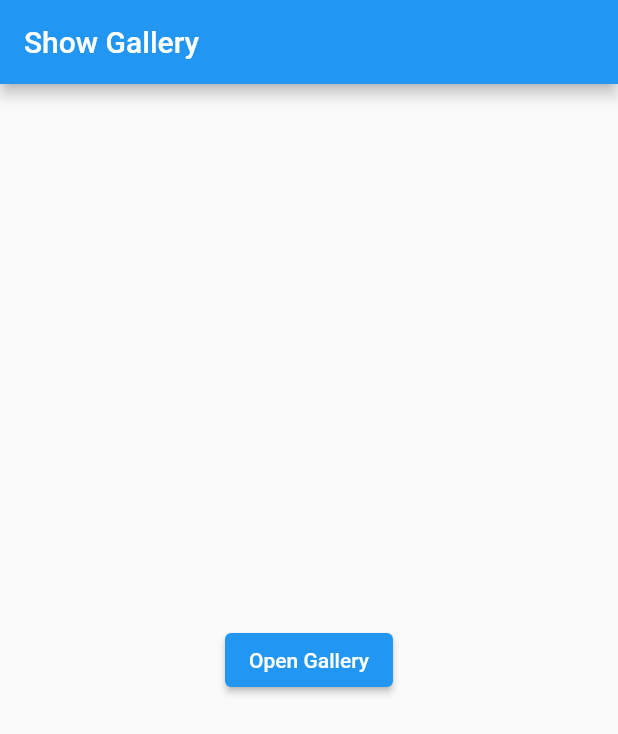
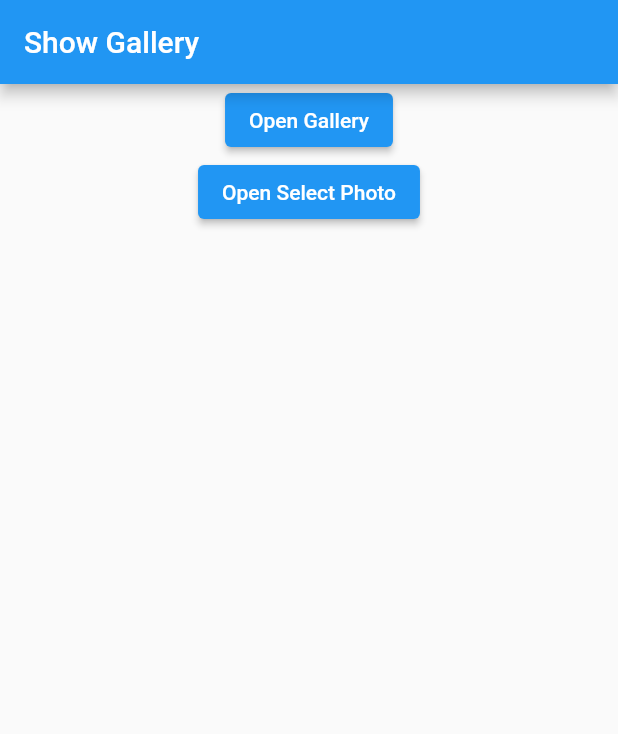
Before and after one commit to maxpham97/demo-gallery-app, a Flutter app: the screen it shows after launch, on a phone screen of 412 x 824 dp. Shown: the top 734 px of the screen. Run offline on Flutter 3.47's test engine with Material 2 defaults, Android fonts, the phone set to English and light mode, and no system bars; missing offline and left inert: photo_manager.

Commit message:
add show pick photo

```diff
--- a/lib/main.dart
+++ b/lib/main.dart
@@ -1,5 +1,6 @@
 import 'package:flutter/material.dart';
 import 'package:gallery_app/screens/show_photo_page.dart';
+import 'package:gallery_app/screens/show_select_photo.dart';
 import 'package:photo_manager/photo_manager.dart';
 
 void main() {
@@ -17,6 +18,7 @@ class MyApp extends StatelessWidget {
       home: MyHome(),
       routes: {
         '/showGallery': (context) => const ShowGallery(),
+        '/showSelectPhoto': (context) => const SelectPhotoPage(),
       },
     );
   }
@@ -30,12 +32,23 @@ class MyHome extends StatelessWidget {
         title: const Text("Show Gallery"),
       ),
       body: Center(
-        child: ElevatedButton(
-          onPressed: () async {
-            PhotoManager.getAssetPathList();
-            Navigator.pushNamed(context, '/showGallery');
-          },
-          child: const Text("Open Gallery"),
+        child: Column(
+          children: [
+            ElevatedButton(
+              onPressed: () async {
+                PhotoManager.getAssetPathList();
+                Navigator.pushNamed(context, '/showGallery');
+              },
+              child: const Text("Open Gallery"),
+            ),
+            ElevatedButton(
+              onPressed: () async {
+                PhotoManager.getAssetPathList();
+                Navigator.pushNamed(context, '/showSelectPhoto');
+              },
+              child: const Text("Open Select Photo"),
+            ),
+          ],
         ),
       ),
     );
--- a/pubspec.yaml
+++ b/pubspec.yaml
@@ -38,6 +38,7 @@ dependencies:
   cupertino_icons: ^1.0.2
   photo_manager: ^2.5.1+1
   video_player: ^0.11.1+2
+  image_picker: ^0.8.4+3
 
 dev_dependencies:
   flutter_test:
```
Also changed, not shown: pubspec.lock, 3 other files.
